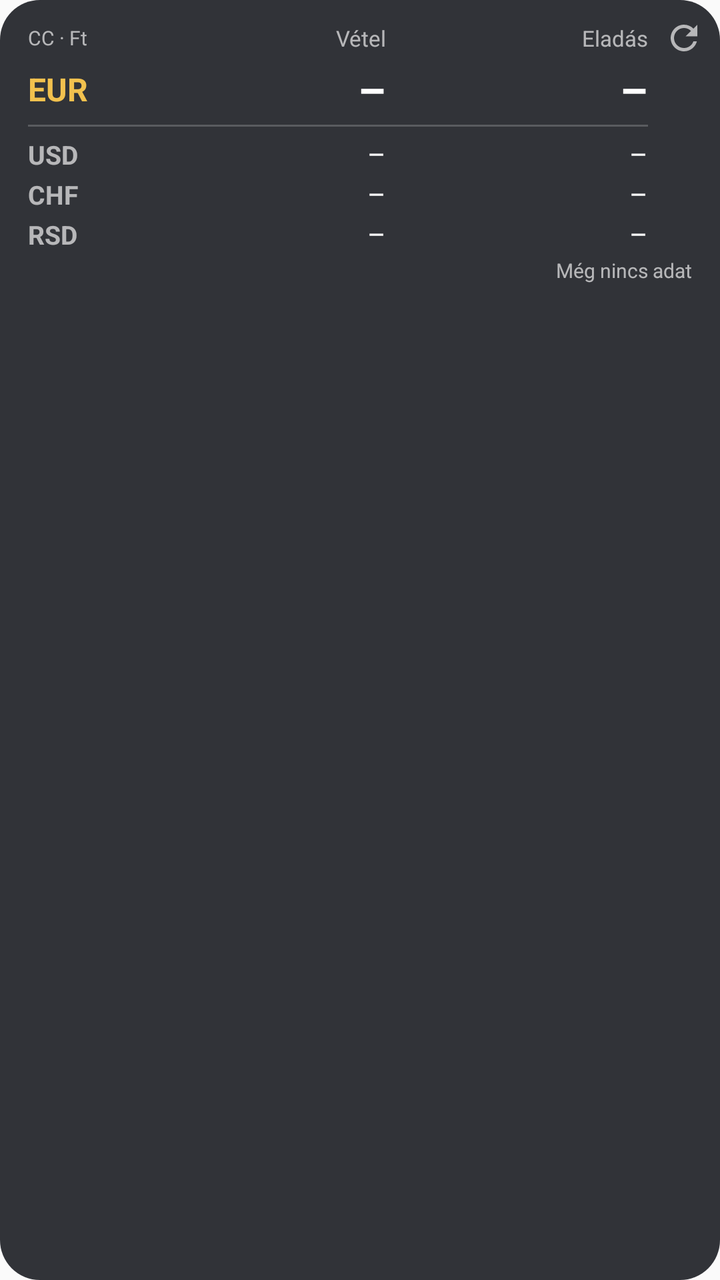
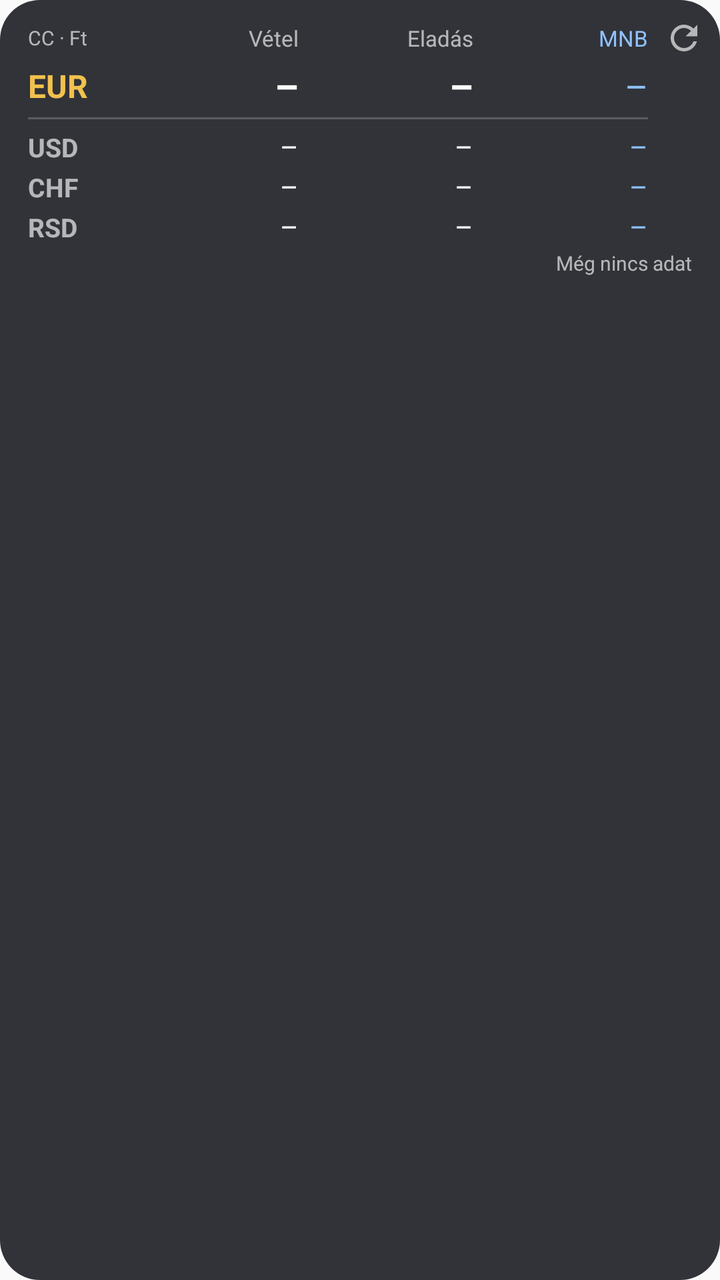

Screens rendered from an Android XML layout before and after an edit, with the pre-edit source and the edit as a unified diff.
<!-- AndroidManifest.xml: application theme android:Theme.Material.Light.NoActionBar -->
<!-- res/layout/widget_rates.xml -->
<?xml version="1.0" encoding="utf-8"?>
<LinearLayout xmlns:android="http://schemas.android.com/apk/res/android"
    android:id="@+id/table"
    android:layout_width="match_parent"
    android:layout_height="match_parent"
    android:background="@drawable/widget_bg"
    android:orientation="vertical"
    android:paddingStart="14dp"
    android:paddingTop="8dp"
    android:paddingEnd="8dp"
    android:paddingBottom="8dp">

    
    <LinearLayout
        android:layout_width="match_parent"
        android:layout_height="wrap_content"
        android:gravity="center_vertical"
        android:orientation="horizontal">

        <TextView
            android:layout_width="48dp"
            android:layout_height="wrap_content"
            android:text="@string/source_short"
            android:textColor="@color/w_label"
            android:textSize="10sp" />

        <TextView
            android:layout_width="0dp"
            android:layout_height="wrap_content"
            android:layout_weight="1"
            android:gravity="end"
            android:text="@string/buy"
            android:textColor="@color/w_label"
            android:textSize="11sp" />

        <TextView
            android:layout_width="0dp"
            android:layout_height="wrap_content"
            android:layout_weight="1"
            android:gravity="end"
            android:text="@string/sell"
            android:textColor="@color/w_label"
            android:textSize="11sp" />

        <ImageView
            android:id="@+id/refresh"
            android:layout_width="28dp"
            android:layout_height="22dp"
            android:contentDescription="@string/refresh"
            android:paddingStart="8dp"
            android:src="@drawable/ic_refresh" />
    </LinearLayout>

    
    <LinearLayout
        android:layout_width="match_parent"
        android:layout_height="wrap_content"
        android:gravity="center_vertical"
        android:orientation="horizontal">

        <TextView
            android:layout_width="48dp"
            android:layout_height="wrap_content"
            android:text="EUR"
            android:textColor="@color/w_accent"
            android:textSize="16sp"
            android:textStyle="bold" />

        <TextView
            android:id="@+id/eur_buy"
            android:layout_width="0dp"
            android:layout_height="wrap_content"
            android:layout_weight="1"
            android:gravity="end"
            android:text="–"
            android:textColor="@color/w_text"
            android:textSize="22sp"
            android:textStyle="bold" />

        <TextView
            android:id="@+id/eur_sell"
            android:layout_width="0dp"
            android:layout_height="wrap_content"
            android:layout_weight="1"
            android:gravity="end"
            android:text="–"
            android:textColor="@color/w_text"
            android:textSize="22sp"
            android:textStyle="bold" />

        <TextView
            android:layout_width="28dp"
            android:layout_height="wrap_content" />
    </LinearLayout>

    <ImageView
        android:layout_width="match_parent"
        android:layout_height="1dp"
        android:layout_marginTop="3dp"
        android:layout_marginEnd="28dp"
        android:layout_marginBottom="3dp"
        android:background="@color/w_divider"
        android:contentDescription="@null" />

    <LinearLayout
        android:layout_width="match_parent"
        android:layout_height="wrap_content"
        android:layout_marginTop="1dp"
        android:orientation="horizontal">

        <TextView
            android:layout_width="48dp"
            android:layout_height="wrap_content"
            android:text="USD"
            android:textColor="@color/w_label"
            android:textSize="13sp"
            android:textStyle="bold" />

        <TextView
            android:id="@+id/usd_buy"
            android:layout_width="0dp"
            android:layout_height="wrap_content"
            android:layout_weight="1"
            android:gravity="end"
            android:text="–"
            android:textColor="@color/w_text"
            android:textSize="14sp" />

        <TextView
            android:id="@+id/usd_sell"
            android:layout_width="0dp"
            android:layout_height="wrap_content"
            android:layout_weight="1"
            android:gravity="end"
            android:text="–"
            android:textColor="@color/w_text"
            android:textSize="14sp" />

        <TextView
            android:layout_width="28dp"
            android:layout_height="wrap_content" />
    </LinearLayout>
    <LinearLayout
        android:layout_width="match_parent"
        android:layout_height="wrap_content"
        android:layout_marginTop="1dp"
        android:orientation="horizontal">

        <TextView
            android:layout_width="48dp"
            android:layout_height="wrap_content"
            android:text="CHF"
            android:textColor="@color/w_label"
            android:textSize="13sp"
            android:textStyle="bold" />

        <TextView
            android:id="@+id/chf_buy"
            android:layout_width="0dp"
            android:layout_height="wrap_content"
            android:layout_weight="1"
            android:gravity="end"
            android:text="–"
            android:textColor="@color/w_text"
            android:textSize="14sp" />

        <TextView
            android:id="@+id/chf_sell"
            android:layout_width="0dp"
            android:layout_height="wrap_content"
            android:layout_weight="1"
            android:gravity="end"
            android:text="–"
            android:textColor="@color/w_text"
            android:textSize="14sp" />

        <TextView
            android:layout_width="28dp"
            android:layout_height="wrap_content" />
    </LinearLayout>
    <LinearLayout
        android:layout_width="match_parent"
        android:layout_height="wrap_content"
        android:layout_marginTop="1dp"
        android:orientation="horizontal">

        <TextView
            android:layout_width="48dp"
            android:layout_height="wrap_content"
            android:text="RSD"
            android:textColor="@color/w_label"
            android:textSize="13sp"
            android:textStyle="bold" />

        <TextView
            android:id="@+id/rsd_buy"
            android:layout_width="0dp"
            android:layout_height="wrap_content"
            android:layout_weight="1"
            android:gravity="end"
            android:text="–"
            android:textColor="@color/w_text"
            android:textSize="14sp" />

        <TextView
            android:id="@+id/rsd_sell"
            android:layout_width="0dp"
            android:layout_height="wrap_content"
            android:layout_weight="1"
            android:gravity="end"
            android:text="–"
            android:textColor="@color/w_text"
            android:textSize="14sp" />

        <TextView
            android:layout_width="28dp"
            android:layout_height="wrap_content" />
    </LinearLayout>

    <TextView
        android:id="@+id/updated"
        android:layout_width="match_parent"
        android:layout_height="wrap_content"
        android:layout_marginTop="2dp"
        android:layout_marginEnd="6dp"
        android:gravity="end"
        android:text="@string/no_data"
        android:textColor="@color/w_label"
        android:textSize="10sp" />
</LinearLayout>
<!-- resources referenced by this layout -->
<resources>
  <color name="w_accent">#FFF2C14E</color>
  <color name="w_divider">#33FFFFFF</color>
  <color name="w_label">#A6FFFFFF</color>
  <color name="w_text">#FFFFFFFF</color>
  <!-- drawable ic_refresh (drawable) -->
  <?xml version="1.0" encoding="utf-8"?>
  <vector xmlns:android="http://schemas.android.com/apk/res/android"
      android:width="20dp" android:height="20dp"
      android:viewportWidth="24" android:viewportHeight="24">
      <path android:fillColor="#A6FFFFFF"
          android:pathData="M17.65,6.35C16.2,4.9 14.21,4 12,4c-4.42,0 -7.99,3.58 -7.99,8s3.57,8 7.99,8c3.73,0 6.84,-2.55 7.73,-6h-2.08c-0.82,2.33 -3.04,4 -5.65,4 -3.31,0 -6,-2.69 -6,-6s2.69,-6 6,-6c1.66,0 3.14,0.69 4.22,1.78L13,11h7V4l-2.35,2.35z" />
  </vector>
  <!-- drawable widget_bg (drawable) -->
  <?xml version="1.0" encoding="utf-8"?>
  <shape xmlns:android="http://schemas.android.com/apk/res/android" android:shape="rectangle">
      <solid android:color="@color/w_bg" />
      <corners android:radius="20dp" />
  </shape>
  <string name="buy">Vétel</string>
  <string name="no_data">Még nincs adat</string>
  <string name="refresh">Frissítés</string>
  <string name="sell">Eladás</string>
  <string name="source_short">CC · Ft</string>
  <color name="w_bg">#E61C1F24</color>
</resources>

<!-- the commit's change to res/layout/widget_rates.xml (unified diff, before → after) -->
@@ -42,6 +42,15 @@
             android:textColor="@color/w_label"
             android:textSize="11sp" />
 
+        <TextView
+            android:layout_width="0dp"
+            android:layout_height="wrap_content"
+            android:layout_weight="1"
+            android:gravity="end"
+            android:text="@string/mnb_short"
+            android:textColor="@color/w_mid"
+            android:textSize="11sp" />
+
         <ImageView
             android:id="@+id/refresh"
             android:layout_width="28dp"
@@ -74,7 +83,7 @@
             android:gravity="end"
             android:text="–"
             android:textColor="@color/w_text"
-            android:textSize="22sp"
+            android:textSize="19sp"
             android:textStyle="bold" />
 
         <TextView
@@ -85,8 +94,18 @@
             android:gravity="end"
             android:text="–"
             android:textColor="@color/w_text"
-            android:textSize="22sp"
-            android:textStyle="bold" />
+            android:textSize="19sp"
+            android:textStyle="bold" />
+
+        <TextView
+            android:id="@+id/eur_mid"
+            android:layout_width="0dp"
+            android:layout_height="wrap_content"
+            android:layout_weight="1"
+            android:gravity="end"
+            android:text="–"
+            android:textColor="@color/w_mid"
+            android:textSize="18sp" />
 
         <TextView
             android:layout_width="28dp"
@@ -137,6 +156,16 @@
             android:textSize="14sp" />
 
         <TextView
+            android:id="@+id/usd_mid"
+            android:layout_width="0dp"
+            android:layout_height="wrap_content"
+            android:layout_weight="1"
+            android:gravity="end"
+            android:text="–"
+            android:textColor="@color/w_mid"
+            android:textSize="14sp" />
+
+        <TextView
             android:layout_width="28dp"
             android:layout_height="wrap_content" />
     </LinearLayout>
@@ -175,6 +204,16 @@
             android:textSize="14sp" />
 
         <TextView
+            android:id="@+id/chf_mid"
+            android:layout_width="0dp"
+            android:layout_height="wrap_content"
+            android:layout_weight="1"
+            android:gravity="end"
+            android:text="–"
+            android:textColor="@color/w_mid"
+            android:textSize="14sp" />
+
+        <TextView
             android:layout_width="28dp"
             android:layout_height="wrap_content" />
     </LinearLayout>
@@ -210,6 +249,16 @@
             android:gravity="end"
             android:text="–"
             android:textColor="@color/w_text"
+            android:textSize="14sp" />
+
+        <TextView
+            android:id="@+id/rsd_mid"
+            android:layout_width="0dp"
+            android:layout_height="wrap_content"
+            android:layout_weight="1"
+            android:gravity="end"
+            android:text="–"
+            android:textColor="@color/w_mid"
             android:textSize="14sp" />
 
         <TextView
<!-- resource entries referenced after the edit -->
@@ -3,6 +3,7 @@
   <color name="w_accent">#FFF2C14E</color>
   <color name="w_divider">#33FFFFFF</color>
   <color name="w_label">#A6FFFFFF</color>
+  <color name="w_mid">#FF8FC1FF</color>
   <color name="w_text">#FFFFFFFF</color>
   <!-- drawable ic_refresh (drawable) -->
   <?xml version="1.0" encoding="utf-8"?>
@@ -19,6 +20,7 @@
       <corners android:radius="20dp" />
   </shape>
   <string name="buy">Vétel</string>
+  <string name="mnb_short">MNB</string>
   <string name="no_data">Még nincs adat</string>
   <string name="refresh">Frissítés</string>
   <string name="sell">Eladás</string>
